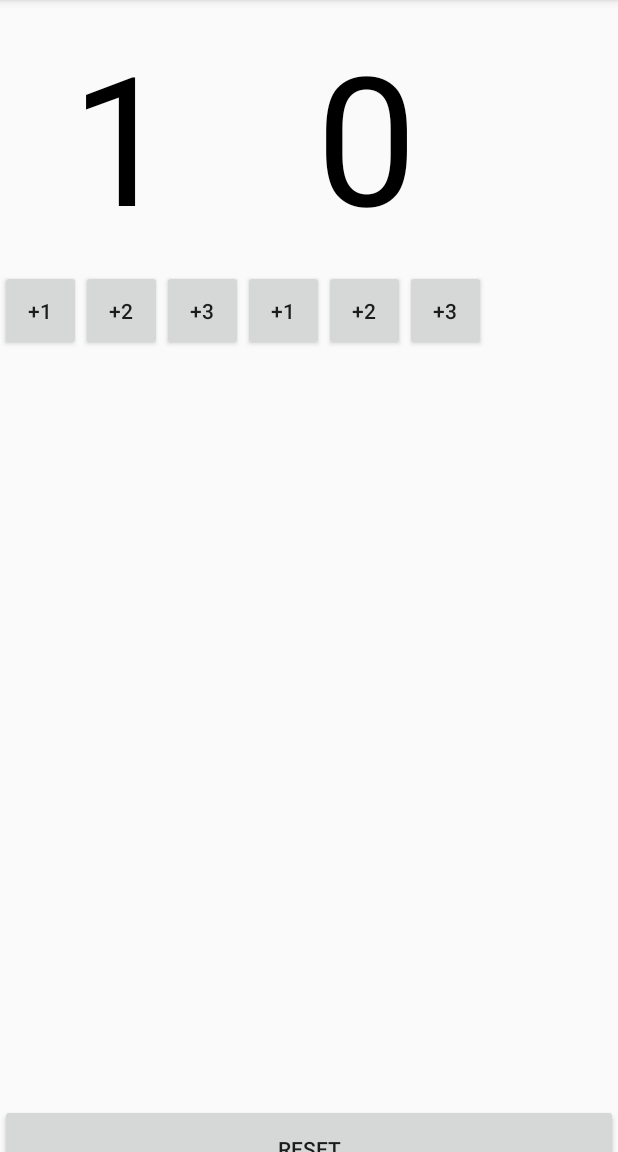
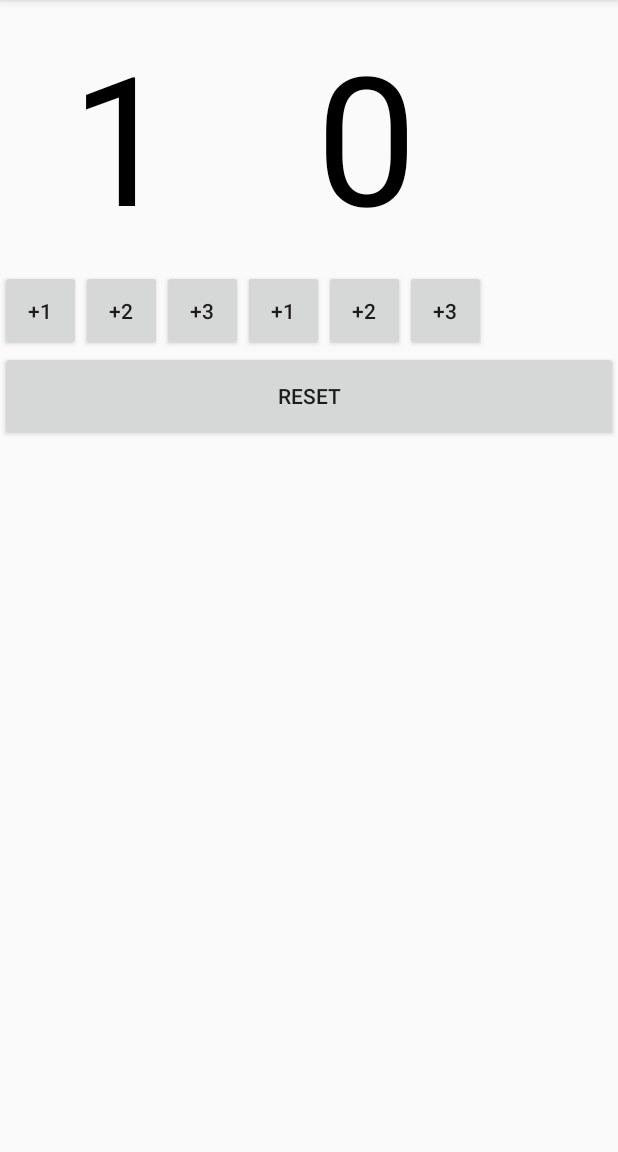
Before and after one commit to 1ntrepida/AndroidBasicsNanodegree, an Android app: the screen it shows after launch (MainActivity), after a tap on "+1", on a phone screen of 412 x 824 dp, the part 84-1236 px from its top. Run offline under Robolectric (Android 15) with nearby library versions, the phone set to English and light mode, and no system bars.

Commit message:
made revisions

```diff
--- a/CourtCounter/app/src/main/java/com/example/android/courtcounter/MainActivity.java
+++ b/CourtCounter/app/src/main/java/com/example/android/courtcounter/MainActivity.java
@@ -16,58 +16,49 @@ public class MainActivity extends AppCompatActivity {
         setContentView(R.layout.activity_main);
     }
 
-    public void p1One(View view)
-    {
+    public void playerOnePlusOne(View view) {
         playerOne++;
         displayP1(playerOne);
     }
 
-    public void p1Two(View view)
-    {
+    public void playerOnePlusTwo(View view) {
         playerOne+=2;
         displayP1(playerOne);
     }
 
-    public void p1Three(View view)
-    {
+    public void playerOnePlusThree(View view) {
         playerOne+=3;
         displayP1(playerOne);
     }
 
-    public void p2One(View view)
-    {
+    public void playerTwoPlusOne(View view) {
         playerTwo++;
         displayP2(playerTwo);
     }
 
-    public void p2Two(View view)
-    {
+    public void playerTwoPlusTwo(View view) {
         playerTwo+=2;
         displayP2(playerTwo);
     }
 
-    public void p2Three(View view)
-    {
+    public void playerTwoPlusThree(View view) {
         playerTwo+=3;
         displayP2(playerTwo);
     }
 
-    private void displayP1(int number)
-    {
+    private void displayP1(int number) {
         TextView quantityTextView = (TextView) findViewById(
                 R.id.player1);
         quantityTextView.setText(""+number);
     }
 
-    private void displayP2(int number)
-    {
+    private void displayP2(int number) {
         TextView quantityTextView = (TextView) findViewById(
                 R.id.player2);
         quantityTextView.setText(""+number);
     }
 
-    public void reset(View view)
-    {
+    public void reset(View view) {
         playerOne = 0;
         playerTwo = 0;
         displayP1(playerOne);
--- a/CourtCounter/app/src/main/res/layout/activity_main.xml
+++ b/CourtCounter/app/src/main/res/layout/activity_main.xml
@@ -4,26 +4,27 @@
     android:layout_width="match_parent"
     android:layout_height="match_parent"
     android:orientation="vertical"
-    tools:context="com.example.android.courtcounter.MainActivity"
-    android:weightSum="1">
+    android:weightSum="1"
+    tools:context="com.example.android.courtcounter.MainActivity">
 
     <LinearLayout
         android:layout_width="fill_parent"
-        android:layout_height="488dp"
+        android:layout_height="wrap_content"
         android:orientation="horizontal"
-        android:weightSum="1"
-        android:layout_weight="1.13">
+        android:weightSum="2">
+
         <LinearLayout
             android:layout_width="wrap_content"
-            android:layout_height="514dp"
-            android:orientation="vertical">
+            android:layout_height="wrap_content"
+            android:orientation="vertical"
+            android:weightSum="1">
 
             <TextView
                 android:id="@+id/player1"
                 android:layout_width="match_parent"
                 android:layout_height="wrap_content"
+                android:gravity="center_horizontal"
                 android:padding="10dp"
-                android:gravity="center_horizontal"
                 android:text="0"
                 android:textColor="@android:color/black"
                 android:textSize="120sp" />
@@ -36,37 +37,35 @@
                 <Button
                     android:layout_width="54sp"
                     android:layout_height="54sp"
-                    android:onClick="p1One"
-                    android:text="+1" />
+                    android:onClick="playerOnePlusOne"
+                    android:text="@string/plusOne" />
 
                 <Button
                     android:layout_width="54sp"
                     android:layout_height="54sp"
-                    android:onClick="p1Two"
-                    android:text="+2" />
+                    android:onClick="playerOnePlusTwo"
+                    android:text="@string/plusTwo" />
 
                 <Button
                     android:layout_width="54sp"
                     android:layout_height="54sp"
-                    android:onClick="p1Three"
-                    android:text="+3" />
-
-
+                    android:onClick="playerOnePlusThree"
+                    android:text="@string/plusThree" />
             </LinearLayout>
-
         </LinearLayout>
 
         <LinearLayout
             android:layout_width="wrap_content"
-            android:layout_height="533dp"
-            android:orientation="vertical">
+            android:layout_height="wrap_content"
+            android:orientation="vertical"
+            android:weightSum="1">
 
             <TextView
                 android:id="@+id/player2"
                 android:layout_width="164dp"
                 android:layout_height="wrap_content"
+                android:gravity="center_horizontal"
                 android:padding="10dp"
-                android:gravity="center_horizontal"
                 android:text="0"
                 android:textColor="@android:color/black"
                 android:textSize="120sp" />
@@ -79,24 +78,22 @@
                 <Button
                     android:layout_width="54sp"
                     android:layout_height="54sp"
-                    android:onClick="p2One"
-                    android:text="+1" />
+                    android:onClick="playerTwoPlusOne"
+                    android:text="@string/plusOne" />
 
                 <Button
                     android:layout_width="54sp"
                     android:layout_height="54sp"
-                    android:onClick="p2Two"
-                    android:text="+2" />
+                    android:onClick="playerTwoPlusTwo"
+                    android:text="@string/plusTwo" />
 
                 <Button
                     android:layout_width="54sp"
                     android:layout_height="54sp"
-                    android:onClick="p2Three"
-                    android:text="+3" />
-
+                    android:onClick="playerTwoPlusThree"
+                    android:text="@string/plusThree" />
 
             </LinearLayout>
-
         </LinearLayout>
     </LinearLayout>
 
@@ -104,6 +101,5 @@
         android:layout_width="match_parent"
         android:layout_height="60dp"
         android:onClick="reset"
-        android:text="RESET" />
-
+        android:text="@string/reset" />
 </LinearLayout>
--- a/CourtCounter/app/src/main/res/values/strings.xml
+++ b/CourtCounter/app/src/main/res/values/strings.xml
@@ -1,3 +1,7 @@
 <resources>
     <string name="app_name">CourtCounter</string>
+    <string name="reset">RESET</string>
+    <string name="plusOne">+1</string>
+    <string name="plusTwo">+2</string>
+    <string name="plusThree">+3</string>
 </resources>
```
